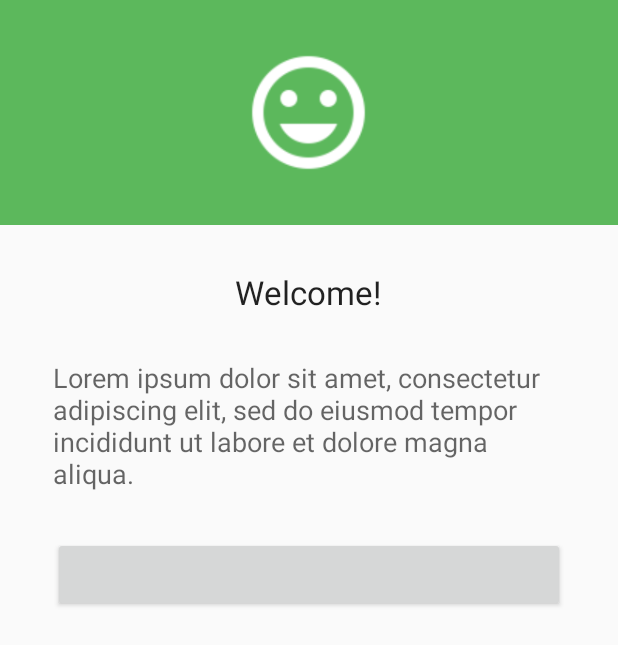
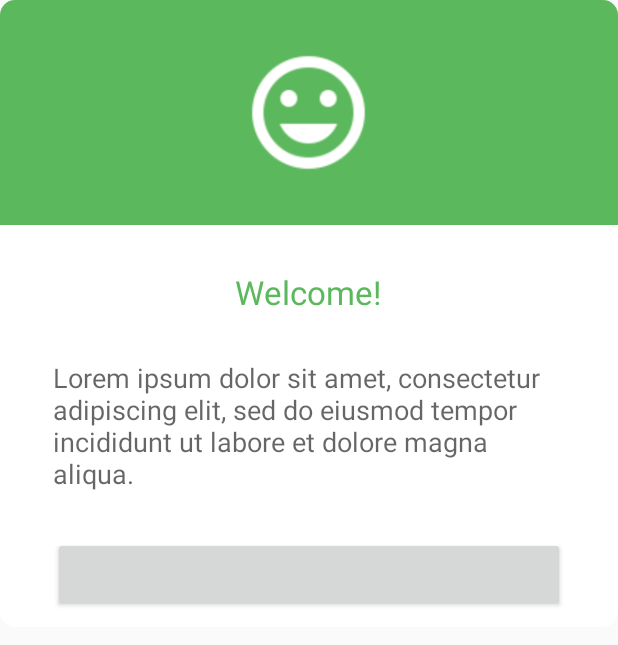
Before and after one commit to yopijay/Ligers, an Android app: the layout alert_welcome.xml on its own in the app's theme, with its tools: preview values and no code run, on a phone screen of 412 x 824 dp. Shown: the top 645 px of the screen. Run offline under Robolectric (Android 15) with nearby library versions, the phone set to English and light mode, and no system bars; plain views replace FancyButton.

Commit message:
Dialog Radius

```diff
--- a/Ligers/app/build.gradle
+++ b/Ligers/app/build.gradle
@@ -31,7 +31,7 @@ dependencies {
 	compile 'com.github.medyo:fancybuttons:1.8.4' //Buttons
 	compile 'com.github.dakatso:livebutton:1.0.0' //3D Buttons
 	compile 'com.github.gcacace:signature-pad:1.2.0' //Signature Pad
-	compile 'com.mikhaellopez:circularfillableloaders:1.2.0' //Circular Loading
+	//compile 'com.mikhaellopez:circularfillableloaders:1.2.0' //Circular Loading
 	//compile 'cn.pedant.sweetalert:library:1.3'
 	//compile 'com.github.blennerSilva:AwesomeDialog:2.0.5'
 	compile 'com.github.GrenderG:Toasty:1.3.0' //Toasts
--- a/Ligers/app/src/main/res/layout/alert_welcome.xml
+++ b/Ligers/app/src/main/res/layout/alert_welcome.xml
@@ -1,6 +1,16 @@
 <?xml version="1.0" encoding="utf-8"?>
 <RelativeLayout
 	xmlns:android="http://schemas.android.com/apk/res/android"
+	android:layout_width="wrap_content"
+	android:layout_height="wrap_content">
+
+	<android.support.v7.widget.CardView
+		xmlns:card_view="http://schemas.android.com/apk/res-auto"
+		android:layout_width="wrap_content"
+		android:layout_height="wrap_content"
+		card_view:cardCornerRadius="10dp">
+
+		<RelativeLayout
 			xmlns:fancy="http://schemas.android.com/apk/res-auto"
 			android:layout_width="match_parent"
 			android:layout_height="match_parent"
@@ -38,7 +48,8 @@
 					android:textAppearance="?android:attr/textAppearanceLarge"
 					android:layout_centerHorizontal="true"
 					android:id="@+id/alertTitle"
-			android:layout_marginBottom="30dp"/>
+					android:layout_marginBottom="30dp"
+					android:textColor="#5CB85C"/>
 
 				<TextView
 					android:layout_width="wrap_content"
@@ -65,3 +76,7 @@
 			</RelativeLayout>
 
 		</RelativeLayout>
+
+	</android.support.v7.widget.CardView>
+
+</RelativeLayout>
```
Also changed, not shown: Ligers/app/src/main/java/com/Qcpu/Tetsquad/AdminMainActivity.java (+52 -5 lines), 1300 other files. Lines whose indentation alone changed are shown as unchanged.
